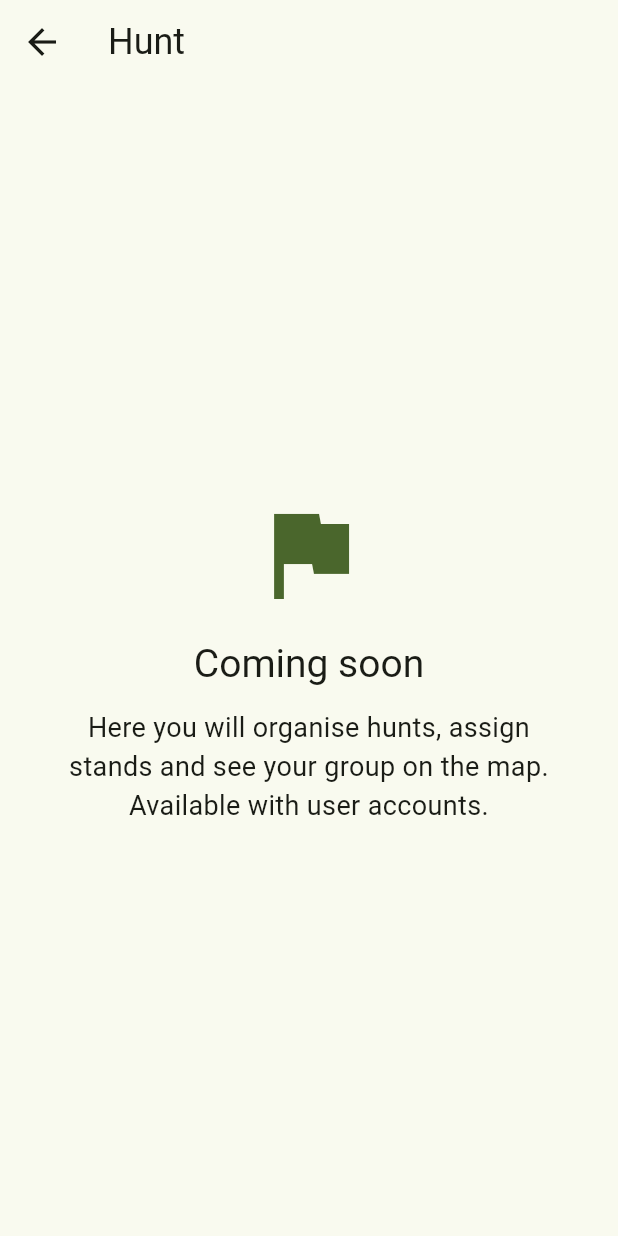
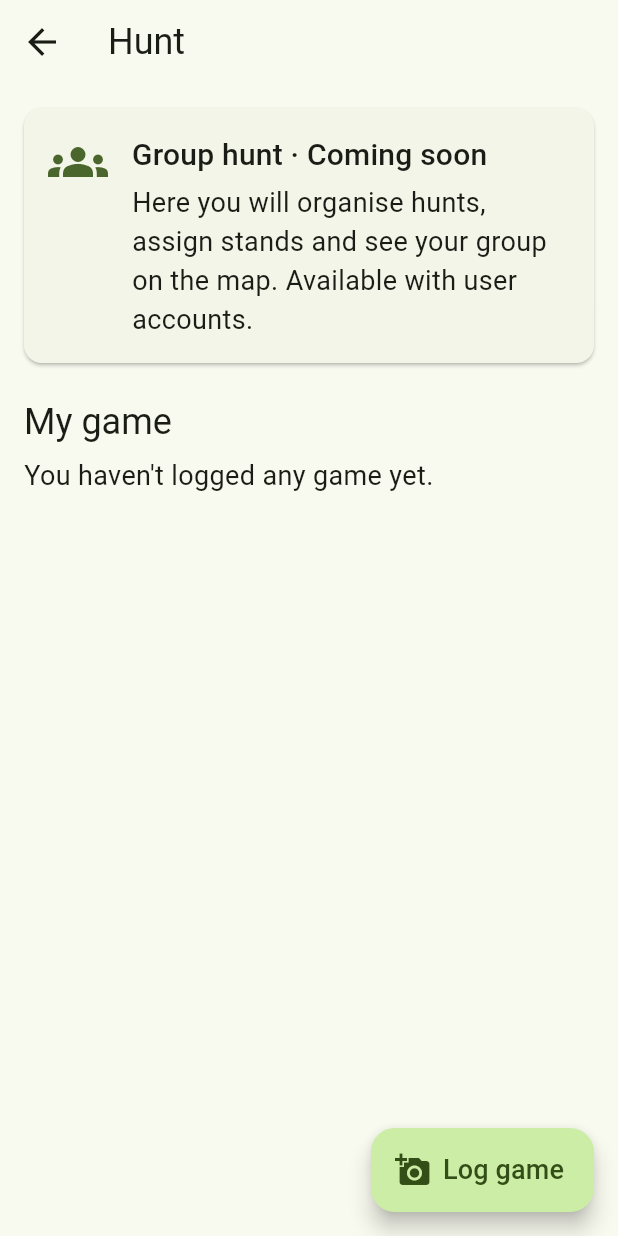
Before and after one commit to MarioJGC/app_predator, a Flutter app: the HuntTab screen opened directly, on a phone screen of 412 x 824 dp. Run offline on Flutter 3.47's test engine with Material 3 defaults, Android fonts, the phone set to English and light mode, and no system bars; our stand-ins replace drift, drift_flutter, flutter_riverpod, geolocator, image_picker, material_ui; missing offline and left inert: maplibre_gl; accounts and stored records are empty; generated files the repository leaves out were written again; statements that could not run were skipped.

Commit message:
feat: log game with photo and location
- Captures table (database v2 with migration)
- Species, count, photo, notes and GPS position
- Photos are compressed and EXIF data is removed

Co-Authored-By: Claude Opus 5.5 <noreply@anthropic.com>

```diff
--- /dev/null
+++ b/app/lib/features/captures/domain/capture.dart
@@ -0,0 +1,24 @@
+import 'package:maplibre_gl/maplibre_gl.dart';
+
+/// Game taken by the user.
+class Capture {
+  const Capture({
+    required this.id,
+    required this.species,
+    required this.count,
+    required this.takenAt,
+    this.photoPath,
+    this.position,
+    this.notes,
+  });
+
+  final String id;
+
+  /// Species key, see `huntingSpecies`.
+  final String species;
+  final int count;
+  final DateTime takenAt;
+  final String? photoPath;
+  final LatLng? position;
+  final String? notes;
+}
--- a/app/lib/features/hunt/hunt_tab.dart
+++ b/app/lib/features/hunt/hunt_tab.dart
@@ -1,22 +1,108 @@
+import 'dart:io';
+
+import 'package:flutter_riverpod/flutter_riverpod.dart';
 import 'package:material_ui/material_ui.dart';
 
-import '../../core/widgets/info_view.dart';
 import '../../l10n/generated/app_localizations.dart';
+import '../captures/data/captures_repository.dart';
+import '../captures/domain/capture.dart';
+import '../captures/presentation/capture_detail_screen.dart';
+import '../captures/presentation/capture_form_screen.dart';
 
-/// Live hunt day. Needs the backend (user accounts, realtime).
-class HuntTab extends StatelessWidget {
+/// Hunt day. For now: the user's captures. Group hunts need the backend.
+class HuntTab extends ConsumerWidget {
   const HuntTab({super.key});
 
   @override
-  Widget build(BuildContext context) {
+  Widget build(BuildContext context, WidgetRef ref) {
     final l10n = AppLocalizations.of(context);
+    final theme = Theme.of(context);
+    final captures = ref.watch(capturesProvider).value ?? const <Capture>[];
+
     return Scaffold(
       appBar: AppBar(title: Text(l10n.tabHunt)),
-      body: InfoView(
-        icon: Icons.flag,
-        title: l10n.comingSoon,
-        message: l10n.huntComingSoon,
+      body: ListView(
+        padding: const EdgeInsets.only(bottom: 96),
+        children: [
+          Card(
+            margin: const EdgeInsets.all(16),
+            child: Padding(
+              padding: const EdgeInsets.all(16),
+              child: Row(
+                crossAxisAlignment: CrossAxisAlignment.start,
+                children: [
+                  Icon(Icons.groups, size: 40, color: theme.colorScheme.primary),
+                  const SizedBox(width: 16),
+                  Expanded(
+                    child: Column(
+                      crossAxisAlignment: CrossAxisAlignment.start,
+                      children: [
+                        Text('${l10n.liveHunt} · ${l10n.comingSoon}',
+                            style: theme.textTheme.titleMedium),
+                        const SizedBox(height: 4),
+                        Text(l10n.huntComingSoon),
+                      ],
+                    ),
+                  ),
+                ],
+              ),
+            ),
+          ),
+          Padding(
+            padding: const EdgeInsets.fromLTRB(16, 8, 16, 8),
+            child: Text(l10n.myCaptures, style: theme.textTheme.titleLarge),
+          ),
+          if (captures.isEmpty)
+            Padding(
+              padding: const EdgeInsets.symmetric(horizontal: 16),
+              child: Text(l10n.capturesEmpty),
+            ),
+          for (final capture in captures)
+            ListTile(
+              contentPadding: const EdgeInsets.symmetric(horizontal: 16, vertical: 8),
+              leading: _CaptureThumbnail(capture: capture),
+              title: Text(captureTitle(l10n, capture)),
+              subtitle: Text(captureDate(l10n, capture)),
+              trailing: const Icon(Icons.chevron_right, size: 32),
+              onTap: () => Navigator.of(context).push(MaterialPageRoute<void>(
+                builder: (_) => CaptureDetailScreen(captureId: capture.id),
+              )),
+            ),
+        ],
+      ),
+      floatingActionButton: FloatingActionButton.extended(
+        heroTag: 'newCapture',
+        onPressed: () => Navigator.of(context).push(MaterialPageRoute<void>(
+          builder: (_) => const CaptureFormScreen(),
+        )),
+        icon: const Icon(Icons.add_a_photo),
+        label: Text(l10n.newCapture),
       ),
     );
   }
 }
+
+class _CaptureThumbnail extends StatelessWidget {
+  const _CaptureThumbnail({required this.capture});
+
+  final Capture capture;
+
+  @override
+  Widget build(BuildContext context) {
+    const size = 56.0;
+    final path = capture.photoPath;
+    final placeholder = CircleAvatar(radius: size / 2, child: const Icon(Icons.pets));
+    if (path == null) return placeholder;
+    return ClipRRect(
+      borderRadius: BorderRadius.circular(8),
+      child: Image.file(
+        File(path),
+        width: size,
+        height: size,
+        fit: BoxFit.cover,
+        cacheWidth: 168,
+        errorBuilder: (_, _, _) => placeholder,
+      ),
+    );
+  }
+}
--- a/app/lib/l10n/app_en.arb
+++ b/app/lib/l10n/app_en.arb
@@ -94,5 +94,26 @@
   "offlineMaps": "Downloaded maps",
   "offlineMapsEmpty": "You don't have any downloaded maps.",
   "offlineMapsHint": "Download the map from each area's page.",
-  "offlineMapsTotal": "Space used: {size}"
+  "offlineMapsTotal": "Space used: {size}",
+  "liveHunt": "Group hunt",
+  "myCaptures": "My game",
+  "newCapture": "Log game",
+  "capturesEmpty": "You haven't logged any game yet.",
+  "captureSpecies": "Which species?",
+  "captureCount": "How many",
+  "less": "Less",
+  "more": "More",
+  "takePhoto": "Take photo (optional)",
+  "retakePhoto": "Retake photo",
+  "removePhoto": "Remove photo",
+  "captureNotes": "Notes (optional)",
+  "gettingLocation": "Finding your location…",
+  "locationSaved": "The place where you are now will be saved.",
+  "locationNotAvailable": "No location: GPS could not be used.",
+  "captureSaved": "Game logged",
+  "captureTitle": "{species} × {count}",
+  "deleteCapture": "Delete entry",
+  "deleteCaptureQuestion": "Delete this entry?",
+  "captureNotFound": "This entry no longer exists.",
+  "photoError": "Couldn't save the photo."
 }
--- a/app/pubspec.yaml
+++ b/app/pubspec.yaml
@@ -45,6 +45,10 @@ dependencies:
   drift_flutter: ^0.3.1
   uuid: ^4.6.0
   url_launcher: ^6.3.3
+  image_picker: ^1.2.4
+  path_provider: ^2.1.6
+  path: ^1.9.1
+  image: ^4.13.1
 
 dev_dependencies:
   flutter_test:
```
Also changed, not shown: app/lib/data/local/app_database.dart (+36 -2 lines), app/lib/features/captures/data/captures_repository.dart (added, +99 -0 lines), app/lib/features/captures/data/photo_storage.dart (added, +62 -0 lines), app/lib/features/captures/presentation/capture_detail_screen.dart (added, +111 -0 lines), app/lib/features/captures/presentation/capture_form_screen.dart (added, +221 -0 lines), app/lib/l10n/app_es.arb (+31 -0 lines), app/lib/data/local/app_database.g.dart, app/lib/l10n/generated/app_localizations.dart, app/lib/l10n/generated/app_localizations_en.dart, app/lib/l10n/generated/app_localizations_es.dart, app/pubspec.lock, 2 other files.
